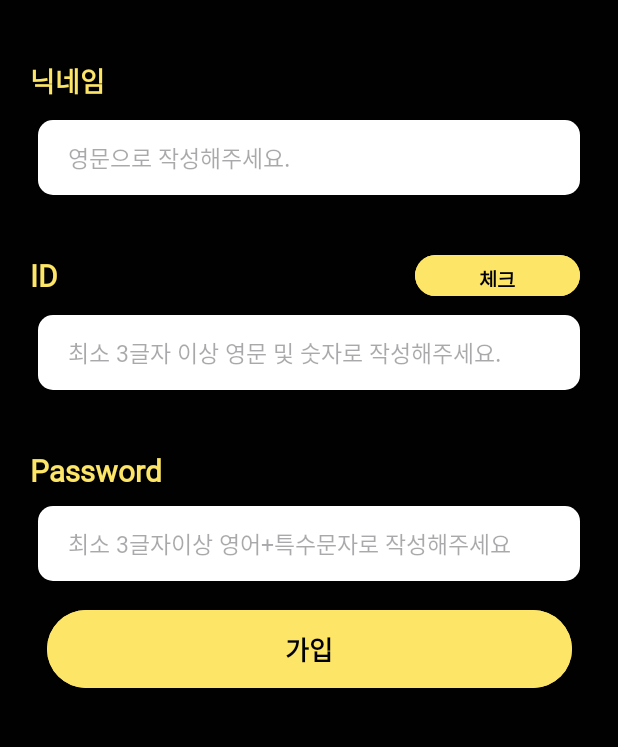
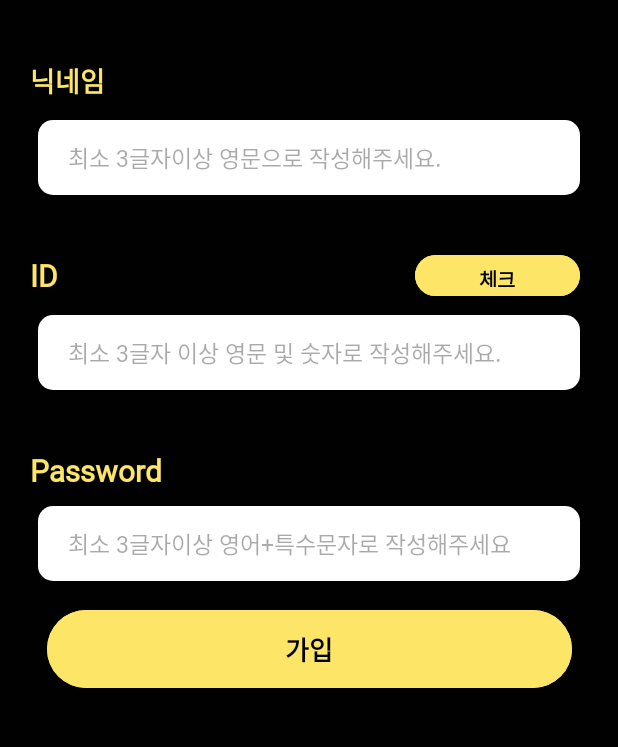
Before and after one commit to NetchaProject/netcha, an Android app: the SignUpActivity screen opened directly, with no data from a screen before it, on a phone screen of 412 x 824 dp, the part 231-978 px from its top. Run offline under Robolectric (Android 15) with nearby library versions, the phone set to English and light mode, and no system bars.

Commit message:
userdata update and textwatcher modify

```diff
--- a/app/src/main/res/values-night/strings.xml
+++ b/app/src/main/res/values-night/strings.xml
@@ -87,7 +87,7 @@
     <string name="sign_up_text">Sign Up</string>
     <string name="up_netcha_text">NetCha</string>
     <string name="up_name_text">닉네임</string>
-    <string name="up_name_edit_text">영문으로 작성해주세요.</string>
+    <string name="up_name_edit_text">최소 3글자이상 영문으로 작성해주세요.</string>
     <string name="up_id_text">ID</string>
     <string name="up_id_edit_text">최소 3글자 이상 영문 및 숫자로 작성해주세요.</string>
     <string name="up_check_button">체크</string>
--- a/app/src/main/res/values/strings.xml
+++ b/app/src/main/res/values/strings.xml
@@ -87,7 +87,7 @@
     <string name="sign_up_text">Sign Up</string>
     <string name="up_netcha_text">NetCha</string>
     <string name="up_name_text">닉네임</string>
-    <string name="up_name_edit_text">영문으로 작성해주세요.</string>
+    <string name="up_name_edit_text">최소 3글자이상 영문으로 작성해주세요.</string>
     <string name="up_id_text">ID</string>
     <string name="up_id_edit_text">최소 3글자 이상 영문 및 숫자로 작성해주세요.</string>
     <string name="up_check_button">체크</string>
```
Also changed, not shown: app/src/main/java/com/example/netcha/SignUpActivity.kt (+14 -11 lines), app/src/main/java/com/example/netcha/UserData.kt (+4 -3 lines).
